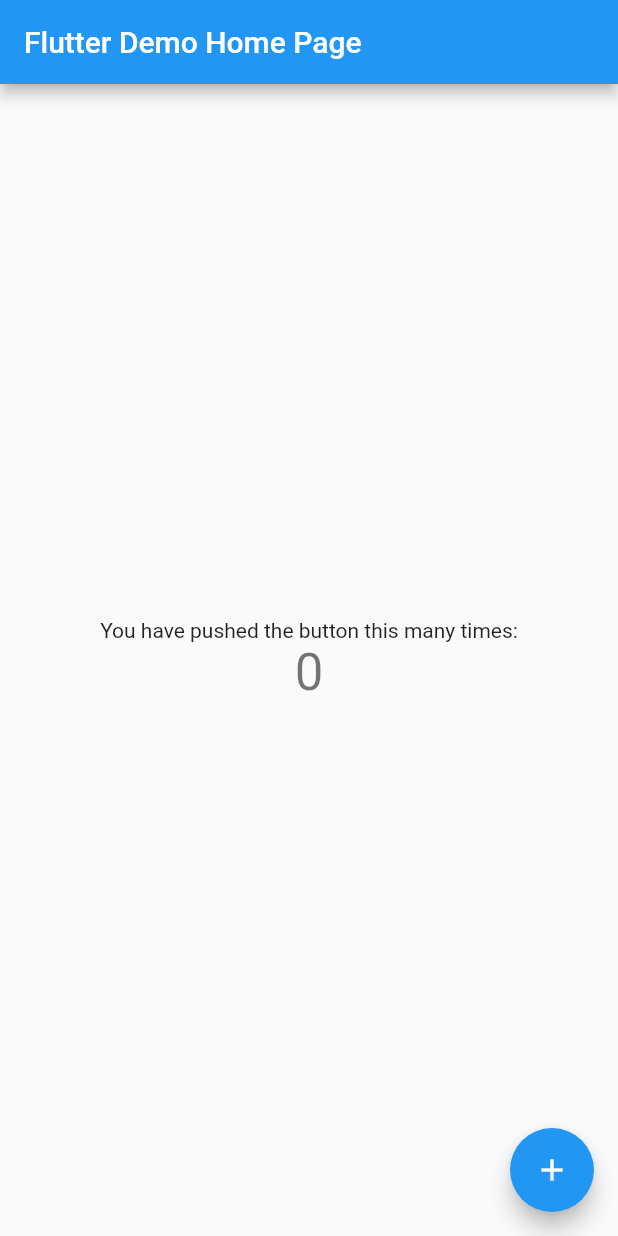
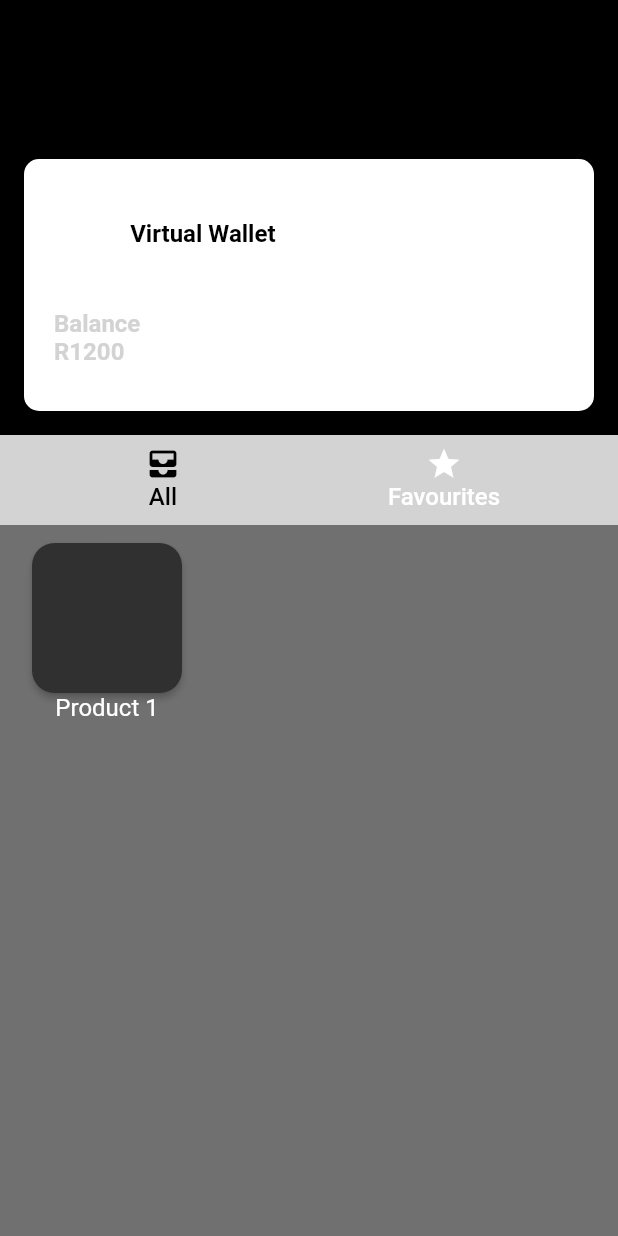
Before and after one commit to RooiBos-Dev/product_dashboard, a Flutter app: the screen it shows after launch, on a phone screen of 412 x 824 dp. Run offline on Flutter 3.47's test engine with Material 2 defaults, Android fonts, the phone set to English and light mode, and no system bars; our stand-ins replace flutter_native_splash, flutter_staggered_animations, google_fonts, lottie.

Commit message:
Create custom app bar

```diff
--- a/lib/main.dart
+++ b/lib/main.dart
@@ -1,115 +1,45 @@
 import 'package:flutter/material.dart';
+import 'package:flutter/services.dart';
+import 'package:flutter_native_splash/flutter_native_splash.dart';
+import 'package:product_dashboard/route/app_router.dart';
+import 'package:product_dashboard/theme/theme.dart';
 
 void main() {
-  runApp(const MyApp());
+  WidgetsBinding widgetsBinding = WidgetsFlutterBinding.ensureInitialized();
+
+  SystemChrome.setPreferredOrientations([
+    DeviceOrientation.portraitUp,
+    DeviceOrientation.portraitDown,
+  ]);
+
+  FlutterNativeSplash.preserve(widgetsBinding: widgetsBinding);
+
+  runApp(const ProductDashboard());
 }
 
-class MyApp extends StatelessWidget {
-  const MyApp({super.key});
+class ProductDashboard extends StatefulWidget {
+  const ProductDashboard({Key? key}) : super(key: key);
 
-  // This widget is the root of your application.
   @override
-  Widget build(BuildContext context) {
-    return MaterialApp(
-      title: 'Flutter Demo',
-      theme: ThemeData(
-        // This is the theme of your application.
-        //
-        // Try running your application with "flutter run". You'll see the
-        // application has a blue toolbar. Then, without quitting the app, try
-        // changing the primarySwatch below to Colors.green and then invoke
-        // "hot reload" (press "r" in the console where you ran "flutter run",
-        // or simply save your changes to "hot reload" in a Flutter IDE).
-        // Notice that the counter didn't reset back to zero; the application
-        // is not restarted.
-        primarySwatch: Colors.blue,
-      ),
-      home: const MyHomePage(title: 'Flutter Demo Home Page'),
-    );
-  }
+  State<StatefulWidget> createState() => _ProductDashboardState();
 }
 
-class MyHomePage extends StatefulWidget {
-  const MyHomePage({super.key, required this.title});
-
-  // This widget is the home page of your application. It is stateful, meaning
-  // that it has a State object (defined below) that contains fields that affect
-  // how it looks.
-
-  // This class is the configuration for the state. It holds the values (in this
-  // case the title) provided by the parent (in this case the App widget) and
-  // used by the build method of the State. Fields in a Widget subclass are
-  // always marked "final".
-
-  final String title;
-
+class _ProductDashboardState extends State<ProductDashboard> {
   @override
-  State<MyHomePage> createState() => _MyHomePageState();
-}
-
-class _MyHomePageState extends State<MyHomePage> {
-  int _counter = 0;
-
-  void _incrementCounter() {
-    setState(() {
-      // This call to setState tells the Flutter framework that something has
-      // changed in this State, which causes it to rerun the build method below
-      // so that the display can reflect the updated values. If we changed
-      // _counter without calling setState(), then the build method would not be
-      // called again, and so nothing would appear to happen.
-      _counter++;
-    });
+  void initState() {
+    super.initState();
+    FlutterNativeSplash.remove();
   }
 
   @override
   Widget build(BuildContext context) {
-    // This method is rerun every time setState is called, for instance as done
-    // by the _incrementCounter method above.
-    //
-    // The Flutter framework has been optimized to make rerunning build methods
-    // fast, so that you can just rebuild anything that needs updating rather
-    // than having to individually change instances of widgets.
-    return Scaffold(
-      appBar: AppBar(
-        // Here we take the value from the MyHomePage object that was created by
-        // the App.build method, and use it to set our appbar title.
-        title: Text(widget.title),
-      ),
-      body: Center(
-        // Center is a layout widget. It takes a single child and positions it
-        // in the middle of the parent.
-        child: Column(
-          // Column is also a layout widget. It takes a list of children and
-          // arranges them vertically. By default, it sizes itself to fit its
-          // children horizontally, and tries to be as tall as its parent.
-          //
-          // Invoke "debug painting" (press "p" in the console, choose the
-          // "Toggle Debug Paint" action from the Flutter Inspector in Android
-          // Studio, or the "Toggle Debug Paint" command in Visual Studio Code)
-          // to see the wireframe for each widget.
-          //
-          // Column has various properties to control how it sizes itself and
-          // how it positions its children. Here we use mainAxisAlignment to
-          // center the children vertically; the main axis here is the vertical
-          // axis because Columns are vertical (the cross axis would be
-          // horizontal).
-          mainAxisAlignment: MainAxisAlignment.center,
-          children: <Widget>[
-            const Text(
-              'You have pushed the button this many times:',
-            ),
-            Text(
-              '$_counter',
-              style: Theme.of(context).textTheme.headline4,
-            ),
-          ],
-        ),
-      ),
-      floatingActionButton: FloatingActionButton(
-        onPressed: _incrementCounter,
-        tooltip: 'Increment',
-        child: const Icon(Icons.add),
-      ), // This trailing comma makes auto-formatting nicer for build methods.
+    return MaterialApp(
+      debugShowMaterialGrid: false,
+      debugShowCheckedModeBanner: false,
+      initialRoute: '/',
+      onGenerateRoute: AppRouter().onGenerateRoute,
+      theme: AppTheme.standardTheme.copyWith(),
     );
   }
 }
+// 8070868440
--- /dev/null
+++ b/lib/model/product/product_list.dart
@@ -0,0 +1,7 @@
+import 'package:product_dashboard/model/product/product.dart';
+
+class ProductList {
+  final List<Product> productList;
+
+  ProductList({required this.productList});
+}
--- /dev/null
+++ b/lib/screen/dashboard/dashboard_view.dart
@@ -0,0 +1,62 @@
+import 'package:flutter/material.dart';
+import 'package:lottie/lottie.dart';
+import 'package:product_dashboard/model/product/product.dart';
+import 'package:product_dashboard/model/product/product_list.dart';
+import 'package:product_dashboard/theme/app_colours.dart';
+import 'package:product_dashboard/widgets/custom_scaffold.dart';
+
+class DashBoardView extends StatefulWidget {
+  const DashBoardView({
+    Key? key,
+  }) : super(key: key);
+
+  // Route name
+  static const String routeName = '/';
+
+  @override
+  State<StatefulWidget> createState() => _DashBoardViewState();
+}
+
+class _DashBoardViewState extends State<DashBoardView>
+    with TickerProviderStateMixin {
+  final GlobalKey<ScaffoldState> _scaffoldKey = GlobalKey<ScaffoldState>();
+  late TabController _tabController;
+
+  @override
+  void initState() {
+    super.initState();
+    _tabController = TabController(
+      vsync: this,
+      length: filterPillButtons.length,
+    );
+  }
+
+  static List<Tab> filterPillButtons = <Tab>[
+    const Tab(
+        icon: Icon(Icons.all_inbox),
+        iconMargin: EdgeInsets.symmetric(horizontal: 18),
+        text: 'All'),
+    const Tab(
+      icon: Icon(Icons.star),
+      iconMargin: EdgeInsets.symmetric(horizontal: 18),
+      text: 'Favourites',
+    ),
+  ];
+
+  @override
+  Widget build(BuildContext context) {
+    return CustomScaffold(
+      scaffoldKey: _scaffoldKey,
+      colour: AppColours.grey,
+      context: context,
+      text: 'D A S H B O A R D',
+      productList: ProductList(
+        productList: [
+          Product(name: 'Product 1', imageUrl: 'assets/product_animation.json'),
+        ],
+      ),
+      tabController: _tabController,
+      tabs: filterPillButtons,
+    );
+  }
+}
--- /dev/null
+++ b/lib/screen/dashboard/widget/dashboard_card.dart
@@ -0,0 +1,52 @@
+import 'package:flutter/material.dart';
+import 'package:product_dashboard/model/product/product.dart';
+import 'package:product_dashboard/theme/app_colours.dart';
+import 'package:product_dashboard/theme/text_styles.dart';
+
+class DashboardCard extends Column {
+  DashboardCard({
+    super.key,
+    required final Product product,
+  }) : super(
+          children: [
+            ElevatedButton(
+              key: key,
+              style: ElevatedButton.styleFrom(
+                fixedSize: const Size(100, 100),
+                backgroundColor: AppColours.darkestGrey,
+                foregroundColor: AppColours.white,
+                shape: const RoundedRectangleBorder(
+                  borderRadius: BorderRadius.all(
+                    Radius.circular(15),
+                  ),
+                ),
+              ),
+              onPressed: () => {},
+              onLongPress: () => {},
+              child: null,
+            ),
+            Row(
+              crossAxisAlignment: CrossAxisAlignment.start,
+              mainAxisAlignment: MainAxisAlignment.start,
+              children: [
+                Expanded(
+                  child: SizedBox(
+                    height: 10,
+                    width: 10,
+                    child: Tooltip(
+                      triggerMode: TooltipTriggerMode.tap,
+                      message: product.name,
+                      child: Text(
+                        product.name,
+                        textAlign: TextAlign.center,
+                        overflow: TextOverflow.visible,
+                        style: TextStyles.b612MonoWhite,
+                      ),
+                    ),
+                  ),
+                ),
+              ],
+            ),
+          ],
+        );
+}
--- /dev/null
+++ b/lib/screen/dashboard/widget/dashboard_grid.dart
@@ -0,0 +1,43 @@
+import 'package:flutter/material.dart';
+import 'package:flutter_staggered_animations/flutter_staggered_animations.dart';
+import 'package:product_dashboard/screen/dashboard/widget/dashboard_card.dart';
+
+class DashboardGrid extends AnimationLimiter {
+  DashboardGrid({
+    required final Key key,
+    required final List<dynamic> productList,
+    required final TabController tabController,
+  }) : super(
+          key: key,
+          child: GridView.builder(
+            padding: const EdgeInsets.all(4.0),
+            gridDelegate: const SliverGridDelegateWithFixedCrossAxisCount(
+                crossAxisCount: 3, childAspectRatio: 0.9),
+            primary: false,
+            shrinkWrap: true,
+            itemCount: productList.length,
+            itemBuilder: (context, index) =>
+                AnimationConfiguration.staggeredGrid(
+              position: index,
+              columnCount: 2,
+              child: ScaleAnimation(
+                duration: const Duration(milliseconds: 500),
+                child: SlideAnimation(
+                  duration: const Duration(milliseconds: 500),
+                  horizontalOffset: 120,
+                  child: Padding(
+                    padding: const EdgeInsets.all(8.0),
+                    child: Column(
+                      children: [
+                        DashboardCard(
+                          product: productList[index],
+                        ),
+                      ],
+                    ),
+                  ),
+                ),
+              ),
+            ),
+          ),
+        );
+}
--- /dev/null
+++ b/lib/theme/app_colours.dart
@@ -0,0 +1,15 @@
+import 'package:flutter/material.dart';
+
+class StandardColor extends Color {
+  const StandardColor(int value) : super(value);
+}
+
+class AppColours {
+  static const StandardColor darkestGrey = StandardColor(0xFF303030);
+  static const StandardColor grey = StandardColor(0xFF707070);
+  static const StandardColor lightGrey = StandardColor(0xFFD3D3D3);
+  static const Color hintColor = Color.fromARGB(400, 198, 198, 197);
+
+  static const StandardColor white = StandardColor(0xFFFFFFFF);
+  static const StandardColor black = StandardColor(0xFF000000);
+}
--- /dev/null
+++ b/lib/theme/text_styles.dart
@@ -0,0 +1,11 @@
+import 'package:flutter/material.dart';
+import 'package:google_fonts/google_fonts.dart';
+import 'package:product_dashboard/theme/app_colours.dart';
+
+class TextStyles {
+  // White
+  static TextStyle b612MonoWhite = GoogleFonts.b612Mono(
+    color: AppColours.white,
+    fontSize: 16,
+  );
+}
--- /dev/null
+++ b/lib/theme/theme.dart
@@ -0,0 +1,29 @@
+import 'package:flutter/material.dart';
+import 'package:product_dashboard/theme/app_colours.dart';
+import 'package:product_dashboard/theme/text_styles.dart';
+
+class AppTheme {
+  static ThemeData get standardTheme => AppTheme()._standardTheme;
+
+  final ThemeData _standardTheme = ThemeData(
+      primaryColor: AppColours.darkestGrey,
+      scaffoldBackgroundColor: AppColours.grey,
+      primaryColorDark: AppColours.darkestGrey,
+      primaryColorLight: AppColours.lightGrey,
+      primaryIconTheme: const IconThemeData(color: AppColours.white),
+      colorScheme:
+          const ColorScheme.light().copyWith(primary: AppColours.white),
+      toggleButtonsTheme: const ToggleButtonsThemeData(color: AppColours.white),
+      drawerTheme: const DrawerThemeData(
+          backgroundColor: AppColours.white, elevation: 2),
+      appBarTheme: AppBarTheme(
+          backgroundColor: AppColours.black,
+          actionsIconTheme: const IconThemeData(color: AppColours.white),
+          iconTheme: const IconThemeData(color: AppColours.white),
+          titleTextStyle: TextStyles.b612MonoWhite),
+      brightness: Brightness.light,
+      textTheme: TextTheme(bodyText2: TextStyles.b612MonoWhite),
+      textSelectionTheme: const TextSelectionThemeData(
+        cursorColor: AppColours.white,
+      ));
+}
--- /dev/null
+++ b/lib/widgets/app_bar/custom_app_bar.dart
@@ -0,0 +1,95 @@
+import 'package:flutter/material.dart';
+import 'package:product_dashboard/model/product/product_list.dart';
+import 'package:product_dashboard/screen/dashboard/widget/dashboard_grid.dart';
+import 'package:product_dashboard/theme/app_colours.dart';
+import 'package:product_dashboard/theme/text_styles.dart';
+import 'package:product_dashboard/widgets/app_bar/custom_virtual_card.dart';
+
+class CustomAppBar extends CustomScrollView {
+  CustomAppBar({
+    required final Key key,
+    required final GlobalKey<ScaffoldState> scaffoldKey,
+    required final ProductList productList,
+    required final String text,
+    required final StandardColor colour,
+    required final BuildContext context,
+    required final TabController tabController,
+    required final List<Tab> tabs,
+  }) : super(
+          key: key,
+          physics: const BouncingScrollPhysics(),
+          slivers: [
+            SliverAppBar(
+              key: Key('app_bar ${productList.productList.length + 1}'),
+              forceElevated: false,
+              excludeHeaderSemantics: true,
+              floating: false,
+              pinned: true,
+              expandedHeight: 290,
+              elevation: 0,
+              flexibleSpace: FlexibleSpaceBar(
+                background: Padding(
+                  padding: const EdgeInsets.all(16.0),
+                  child: CustomVirtualCard(
+                    key: const Key('virtual_card'),
+                  ),
+                ),
+                expandedTitleScale: 5,
+              ),
+            ),
+
+            SliverAppBar(
+              // key: Key('app_bar ${dashboardItemList!.length}'),
+              scrolledUnderElevation: 0,
+              actions: [Container()],
+              backgroundColor: AppColours.lightGrey,
+              floating: false,
+              automaticallyImplyLeading: false,
+              pinned: true,
+              expandedHeight: 0,
+              toolbarHeight: 60,
+              collapsedHeight: 60,
+              title: Center(
+                child: TabBar(
+                  key: Key('${productList..productList.length}'),
+                  indicatorPadding: EdgeInsets.zero,
+                  padding: EdgeInsets.zero,
+
+                  labelPadding: const EdgeInsets.all(60),
+                  indicatorSize: TabBarIndicatorSize.tab,
+                  controller: tabController,
+                  isScrollable: true,
+                  automaticIndicatorColorAdjustment: true,
+                  // labelPadding: const EdgeInsets.all(50),
+                  enableFeedback: true,
+                  labelStyle: TextStyles.b612MonoWhite,
+                  unselectedLabelColor: AppColours.white,
+                  indicator: const BoxDecoration(
+                    // border: BoxBorder(),
+                    color: AppColours.lightGrey,
+                    borderRadius: BorderRadius.all(
+                      Radius.circular(30),
+                    ),
+                  ),
+                  labelColor: AppColours.black,
+                  physics: const BouncingScrollPhysics(),
+                  splashFactory: NoSplash.splashFactory,
+                  splashBorderRadius:
+                      const BorderRadius.all(Radius.circular(60)),
+                  indicatorColor: AppColours.white,
+                  tabs: tabs,
+                ),
+              ),
+            ),
+            // Silver Items
+            SliverToBoxAdapter(
+              key: Key('app_bar ${productList.productList.length}'),
+              child: DashboardGrid(
+                productList: productList.productList,
+                key: const Key('dashboard_grid'),
+                tabController: tabController,
+              ),
+            ),
+          ],
+        );
+}
--- /dev/null
+++ b/lib/widgets/custom_scaffold.dart
@@ -0,0 +1,28 @@
+import 'package:flutter/material.dart';
+import 'package:product_dashboard/model/product/product_list.dart';
+import 'package:product_dashboard/theme/app_colours.dart';
+import 'package:product_dashboard/widgets/app_bar/custom_app_bar.dart';
+
+class CustomScaffold extends Scaffold {
+  CustomScaffold({
+    required final GlobalKey<ScaffoldState> scaffoldKey,
+    required final ProductList productList,
+    required final String text,
+    required final StandardColor colour,
+    required final BuildContext context,
+    required final TabController tabController,
+    required final List<Tab> tabs,
+  }) : super(
+          key: scaffoldKey,
+          body: CustomAppBar(
+            productList: productList,
+            key: const Key('app_bar'),
+            scaffoldKey: scaffoldKey,
+            text: text,
+            colour: colour,
+            context: context,
+            tabController: tabController,
+            tabs: tabs,
+          ),
+        );
+}
```
Also changed, not shown: assets/product_animation.json (added, +1 -0 lines), pubspec.yaml (+7 -4 lines), pubspec.lock, 3 other files.
